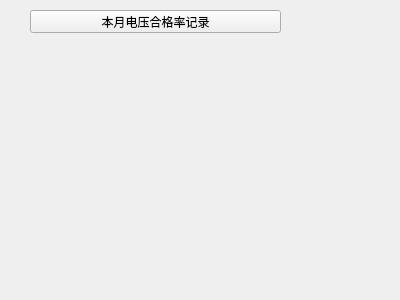
Above: SerialPortAssistant-master/SerialPortAssistant-master/event/qualified_rateofvoltage.ui from qq71838603/SerialPort-read9009 before the change. Below: the same form after it.
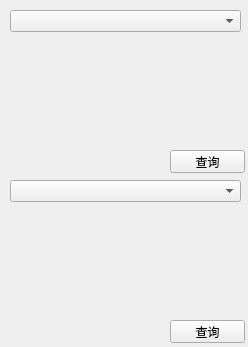
That is the form after the change.

Commit message:
查询程序更新
1.增加掉电,电压合格率测试
2.电压合格率分为电压合格率统计数据与ABC三相电压合格率统计数据,采用两个列表与两个按钮实现功能

Patch:
```diff
--- a/SerialPortAssistant-master/SerialPortAssistant-master/event/qualified_rateofvoltage.ui
+++ b/SerialPortAssistant-master/SerialPortAssistant-master/event/qualified_rateofvoltage.ui
@@ -6,8 +6,8 @@
    <rect>
     <x>0</x>
     <y>0</y>
-    <width>400</width>
-    <height>300</height>
+    <width>248</width>
+    <height>347</height>
    </rect>
   </property>
   <property name="windowTitle">
@@ -16,15 +16,48 @@
   <widget class="QPushButton" name="ABCqualified_rateofvoltage">
    <property name="geometry">
     <rect>
-     <x>30</x>
+     <x>170</x>
+     <y>320</y>
+     <width>75</width>
+     <height>23</height>
+    </rect>
+   </property>
+   <property name="text">
+    <string>查询</string>
+   </property>
+  </widget>
+  <widget class="QComboBox" name="comboBox">
+   <property name="geometry">
+    <rect>
+     <x>10</x>
+     <y>180</y>
+     <width>231</width>
+     <height>22</height>
+    </rect>
+   </property>
+  </widget>
+  <widget class="QPushButton" name="query_button_2">
+   <property name="geometry">
+    <rect>
+     <x>170</x>
+     <y>150</y>
+     <width>75</width>
+     <height>23</height>
+    </rect>
+   </property>
+   <property name="text">
+    <string>查询</string>
+   </property>
+  </widget>
+  <widget class="QComboBox" name="comboBox_2">
+   <property name="geometry">
+    <rect>
+     <x>10</x>
      <y>10</y>
-     <width>251</width>
-     <height>23</height>
+     <width>231</width>
+     <height>22</height>
     </rect>
    </property>
-   <property name="text">
-    <string>本月电压合格率记录</string>
-   </property>
   </widget>
  </widget>
  <resources/>
```
Left out of the diff: 2 changed lines with no effect on the pictures. The commit also changes 6 other files.
